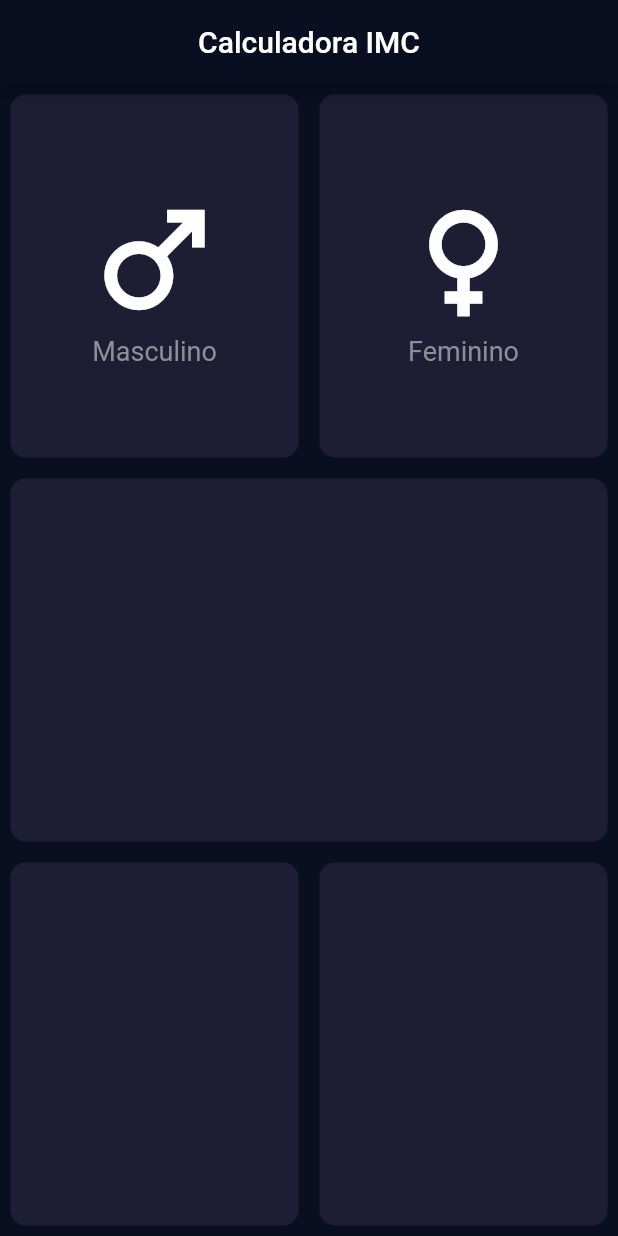
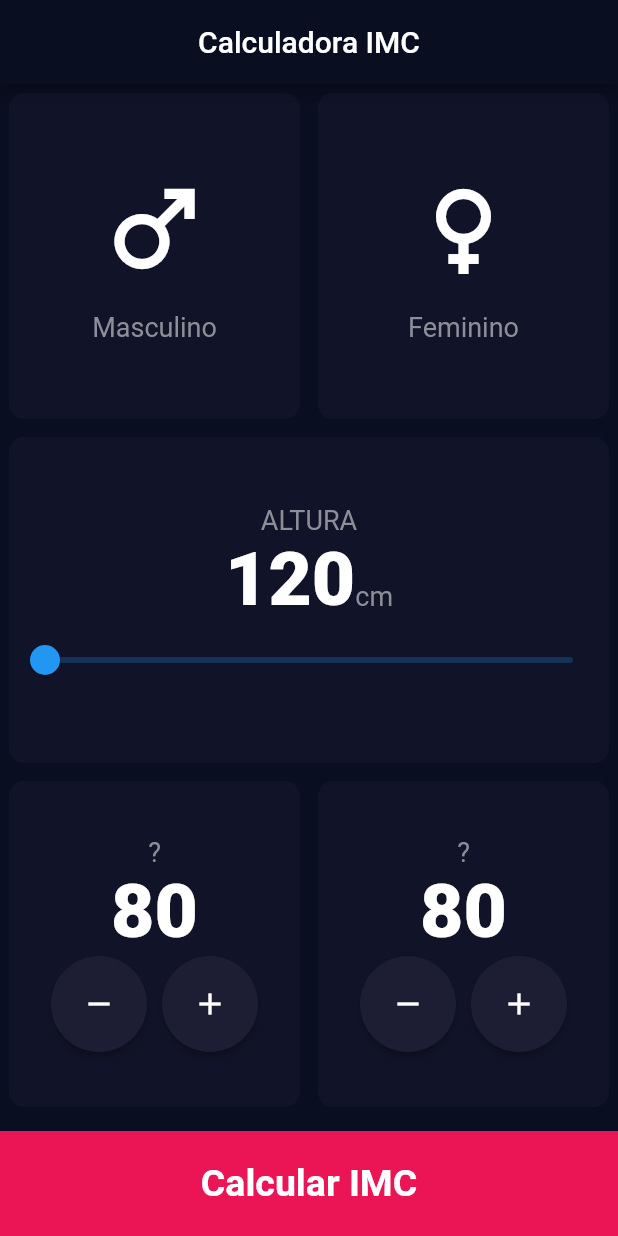
Before and after one commit to vmori29/Calculadora-IMC, a Flutter app: the screen it shows after launch, on a phone screen of 412 x 824 dp. Run offline on Flutter 3.47's test engine with Material 2 defaults, Android fonts, the phone set to English and light mode, and no system bars.

Commit message:
segunda aula

```diff
--- /dev/null
+++ b/lib/calculadora.dart
@@ -0,0 +1,21 @@
+import 'dart:math';
+
+class Calculadora {
+  static double calcularIMC({required peso, required altura}) {
+    double imc = peso / pow(altura / 100, 2);
+    return imc;
+  }
+
+  static String obterResultado(double imc) {
+    if (imc >= 30) {
+      return 'Obesidade';
+    }
+    if (imc >= 25) {
+      return 'Sobrepeso';
+    }
+    if (imc > 18.5) {
+      return 'Normal';
+    }
+    return 'Magreza';
+  }
+}
--- /dev/null
+++ b/lib/components/bottom_button.dart
@@ -0,0 +1,30 @@
+import 'package:flutter/material.dart';
+
+class BottomButton extends StatelessWidget {
+  final String buttonTitle;
+  final void Function()? onPressed;
+  const BottomButton({super.key, required this.buttonTitle, this.onPressed});
+
+  @override
+  Widget build(BuildContext context) {
+    return GestureDetector(
+      onTap: onPressed,
+      child: Container(
+        margin: const EdgeInsets.only(top: 10.0),
+        //padding: EdgeInsets.only(bottom: 10.0),
+        width: double.infinity,
+        height: 70.0,
+        color: const Color(0xFFEB1555),
+        child: Center(
+          child: Text(
+            buttonTitle,
+            style: const TextStyle(
+              fontSize: 25.0,
+              fontWeight: FontWeight.bold,
+            ),
+          ),
+        ),
+      ),
+    );
+  }
+}
--- /dev/null
+++ b/lib/components/contador.dart
@@ -0,0 +1,49 @@
+import '../constants.dart';
+import 'package:flutter/material.dart';
+
+class Contador extends StatelessWidget {
+  const Contador({super.key});
+
+  @override
+  Widget build(BuildContext context) {
+    return Column(
+      mainAxisAlignment: MainAxisAlignment.center,
+      children: [
+        const Text(
+          '?',
+          style: labelTextStyle,
+        ),
+        const Text(
+          '80',
+          style: numberTextStyle,
+        ),
+        Row(
+          mainAxisAlignment: MainAxisAlignment.center,
+          children: [
+            ElevatedButton(
+              onPressed: () {},
+              style: ElevatedButton.styleFrom(
+                backgroundColor: activeCardColour,
+                shape: const CircleBorder(),
+                padding: const EdgeInsets.all(20),
+              ),
+              child: const Icon(Icons.remove),
+            ),
+            const SizedBox(
+              width: 10.0,
+            ),
+            ElevatedButton(
+              onPressed: () {},
+              style: ElevatedButton.styleFrom(
+                backgroundColor: activeCardColour,
+                shape: const CircleBorder(),
+                padding: const EdgeInsets.all(20),
+              ),
+              child: const Icon(Icons.add),
+            )
+          ],
+        )
+      ],
+    );
+  }
+}
--- a/lib/components/custom_card.dart
+++ b/lib/components/custom_card.dart
@@ -1,18 +1,17 @@
+import '../constants.dart';
 import 'package:flutter/material.dart';
-
-import '../constants.dart';
 
 class CustomCard extends StatelessWidget {
   final Widget? child;
-
-  const CustomCard({super.key, this.child});
+  final bool active;
+  const CustomCard({super.key, this.child, this.active = false});
 
   @override
   Widget build(BuildContext context) {
     return Container(
-      margin: EdgeInsets.all(7),
+      margin: const EdgeInsets.all(6.0),
       decoration: BoxDecoration(
-        color: activeCardColor,
+        color: active ? activeCardColour : inactiveCardColour,
         borderRadius: BorderRadius.circular(10.0),
       ),
       child: child,
--- /dev/null
+++ b/lib/components/gender_content.dart
@@ -0,0 +1,28 @@
+import '../constants.dart';
+import 'package:flutter/material.dart';
+
+class GenderContent extends StatelessWidget {
+  final IconData icon;
+  final String label;
+  const GenderContent({super.key, required this.icon, required this.label});
+
+  @override
+  Widget build(BuildContext context) {
+    return Column(
+      mainAxisAlignment: MainAxisAlignment.center,
+      children: [
+        Icon(
+          icon,
+          size: 80.0,
+        ),
+        SizedBox(
+          height: 15.0,
+        ),
+        Text(
+          label,
+          style: labelTextStyle,
+        )
+      ],
+    );
+  }
+}
--- a/lib/components/gender_select.dart
+++ /dev/null
@@ -1,30 +0,0 @@
-import 'package:flutter/material.dart';
-
-import '../constants.dart';
-
-class GenderSelect extends StatelessWidget {
-  final IconData icone;
-  final String gender;
-  const GenderSelect({
-    super.key,
-    required this.icone,
-    required this.gender
-    });
-
-  @override
-  Widget build(BuildContext context) {
-    return Column(
-      mainAxisAlignment: MainAxisAlignment.center,
-      children: [
-        Icon(
-          icone,
-          size: 100,
-        ),
-        Text(
-          gender,
-          style: labelTextStyle,
-        ),
-      ],
-    );
-  }
-}
--- /dev/null
+++ b/lib/components/modal_result.dart
@@ -0,0 +1,40 @@
+import '../constants.dart';
+import 'package:flutter/material.dart';
+
+class ModalResult extends StatelessWidget {
+  const ModalResult({
+    Key? key,
+    required this.imc,
+    required this.resultado,
+  }) : super(key: key);
+
+  final double imc;
+  final String resultado;
+
+  @override
+  Widget build(BuildContext context) {
+    return Container(
+      height: 400,
+      color: backgroundColor,
+      child: Center(
+        child: Column(
+          mainAxisAlignment: MainAxisAlignment.center,
+          children: <Widget>[
+            const Text(
+              'Seu IMC é de',
+              style: labelTextStyle,
+            ),
+            Text(
+              imc.toStringAsFixed(2),
+              style: numberTextStyle,
+            ),
+            Text(
+              resultado,
+              style: labelTextStyle,
+            ),
+          ],
+        ),
+      ),
+    );
+  }
+}
--- /dev/null
+++ b/lib/components/slider_altura.dart
@@ -0,0 +1,45 @@
+import '../constants.dart';
+import 'package:flutter/material.dart';
+
+class SliderAltura extends StatelessWidget {
+  final void Function(double)? onChanged;
+  final int altura;
+
+  const SliderAltura({super.key,required this.onChanged,required this.altura});
+
+  @override
+  Widget build(BuildContext context) {
+    return Column(
+      mainAxisAlignment: MainAxisAlignment.center,
+      children: [
+        const Text(
+          'ALTURA',
+          style: labelTextStyle,
+        ),
+        Row(
+          mainAxisAlignment: MainAxisAlignment.center,
+          crossAxisAlignment: CrossAxisAlignment.baseline,
+          textBaseline: TextBaseline.alphabetic,
+          children: <Widget>[
+            Text(
+              altura.toString(),
+              style: numberTextStyle,
+            ),
+            Text(
+              'cm',
+              style: labelTextStyle,
+            ),
+          ],
+        ),
+        Slider(
+          min: 120,
+          max: 220,
+          value: altura.toDouble(),
+          onChanged: (double value) {
+            onChanged!(value);
+          },
+        )
+      ],
+    );
+  }
+}
--- a/lib/constants.dart
+++ b/lib/constants.dart
@@ -1,8 +1,8 @@
 import 'package:flutter/material.dart';
 
 const backgroundColor = Color(0xFF0A0E21);
-const activeCardColor = Color(0xFF1D1E33);
-const inactiveCardColor = Color(0xFF111328);
+const activeCardColour = Color(0xFF1D1E33);
+const inactiveCardColour = Color(0xFF111328);
 
 const labelTextStyle = TextStyle(
   fontSize: 18.0,
--- a/lib/main.dart
+++ b/lib/main.dart
@@ -1,7 +1,6 @@
+import 'constants.dart';
+import 'pages/calculadora_page.dart';
 import 'package:flutter/material.dart';
-import 'constants.dart';
-import 'page/calculadora_page.dart';
-
 
 void main() {
   runApp(const MyApp());
--- a/lib/page/calculadora_page.dart
+++ /dev/null
@@ -1,63 +0,0 @@
-import 'package:calculadora_imc/components/custom_card.dart';
-import 'package:calculadora_imc/components/gender_select.dart';
-import 'package:flutter/material.dart';
-
-class CalculadoraPage extends StatefulWidget {
-  const CalculadoraPage({super.key});
-
-  @override
-  State<CalculadoraPage> createState() => _CalculadoraPageState();
-}
-
-class _CalculadoraPageState extends State<CalculadoraPage> {
-  @override
-  Widget build(BuildContext context) {
-    return Scaffold(
-      appBar: AppBar(
-        title: const Text('Calculadora IMC'),
-        centerTitle: true,
-      ),
-      body: const Column(
-        children: [
-          Expanded(
-            child: Row(
-              children: [
-                Expanded(
-                  child: CustomCard(
-                    child: GenderSelect(
-                      icone: Icons.male,
-                      gender: 'Masculino',
-                    ),
-                  ),
-                ),
-                Expanded(
-                  child: CustomCard(
-                    child: GenderSelect(
-                      icone: Icons.female,
-                      gender: 'Feminino',
-                    ),
-                  ),
-                ),
-              ],
-            ),
-          ),
-          Expanded(
-            child: CustomCard(),
-          ),
-          Expanded(
-            child: Row(
-              children: [
-                Expanded(
-                  child: CustomCard(),
-                ),
-                Expanded(
-                  child: CustomCard(),
-                ),
-              ],
-            ),
-          ),
-        ],
-      ),
-    );
-  }
-}
--- /dev/null
+++ b/lib/pages/calculadora_page.dart
@@ -0,0 +1,118 @@
+import '../components/bottom_button.dart';
+import '../components/contador.dart';
+import '../components/custom_card.dart';
+import '../components/gender_content.dart';
+import '../components/modal_result.dart';
+
+import '../components/slider_altura.dart';
+
+import 'package:flutter/material.dart';
+
+class CalculadoraPage extends StatefulWidget {
+  const CalculadoraPage({super.key});
+
+  @override
+  State<CalculadoraPage> createState() => _CalculadoraPageState();
+}
+
+class _CalculadoraPageState extends State<CalculadoraPage> {
+  bool status = false;
+  bool statusM = false;
+  int altura = 120;
+  @override
+  Widget build(BuildContext context) {
+    return Scaffold(
+      appBar: AppBar(
+        title: const Text('Calculadora IMC'),
+        centerTitle: true,
+      ),
+      body: Column(
+        children: [
+          Expanded(
+            child: Row(
+              children: [
+                Expanded(
+                  child: GestureDetector(
+                    onTap: (){
+                      setState(() {
+                        statusM = true;
+                        status = false;
+                      });
+                    },
+                    onDoubleTap: () {
+                      setState(() {
+                        statusM = false;
+                        status = true;
+                      });
+                    },
+                    child: CustomCard(
+                      active: statusM,
+                      child: GenderContent(
+                        icon: Icons.male,
+                        label: 'Masculino',
+                      ),
+                    ),
+                  ),
+                ),
+                Expanded(
+                  child: GestureDetector(
+                    onTap: (){
+                      setState(() {
+                        status = true;
+                        statusM = false;
+                      });
+                    },
+                    onDoubleTap: () {
+                      setState(() {
+                        status = false;
+                        statusM = true;
+                      });
+                    },
+                    child: CustomCard(
+                      active: status,
+                      child: GenderContent(
+                        icon: Icons.female,
+                        label: 'Feminino',
+                      ),
+                    ),
+                  ),
+                ),
+              ],
+            ),
+          ),
+          Expanded(
+            child: CustomCard(
+              child: SliderAltura(
+                altura: altura,
+                onChanged: (double novaAltura){
+                  setState(() {
+                  altura = novaAltura.toInt();
+                  });
+                },
+              ),
+            ),
+          ),
+          Expanded(
+            child: Row(
+              children: [
+                Expanded(
+                  child: CustomCard(
+                    child: Contador(),
+                  ),
+                ),
+                Expanded(
+                  child: CustomCard(
+                    child: Contador(),
+                  ),
+                ),
+              ],
+            ),
+          ),
+          BottomButton(
+            buttonTitle: 'Calcular IMC',
+          ),
+        ],
+      ),
+    );
+  }
+}
```
